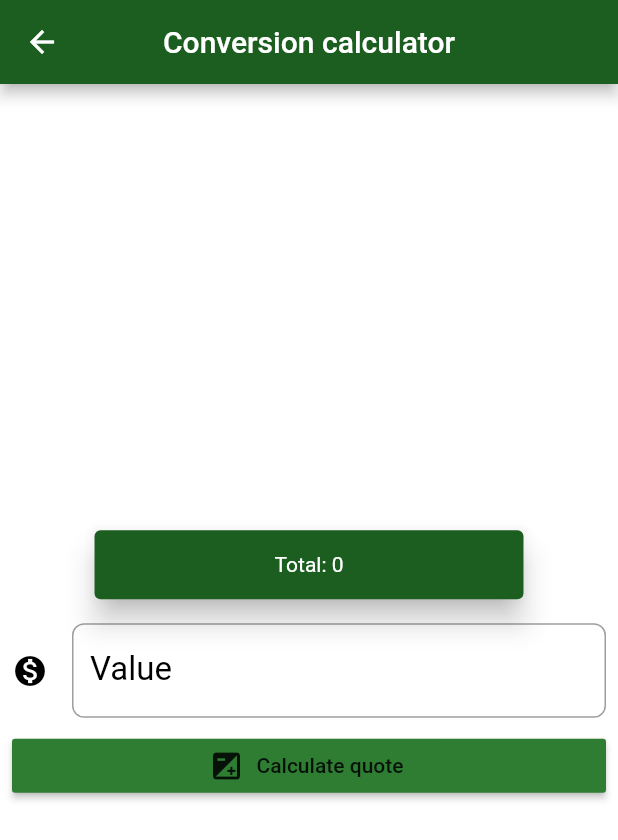
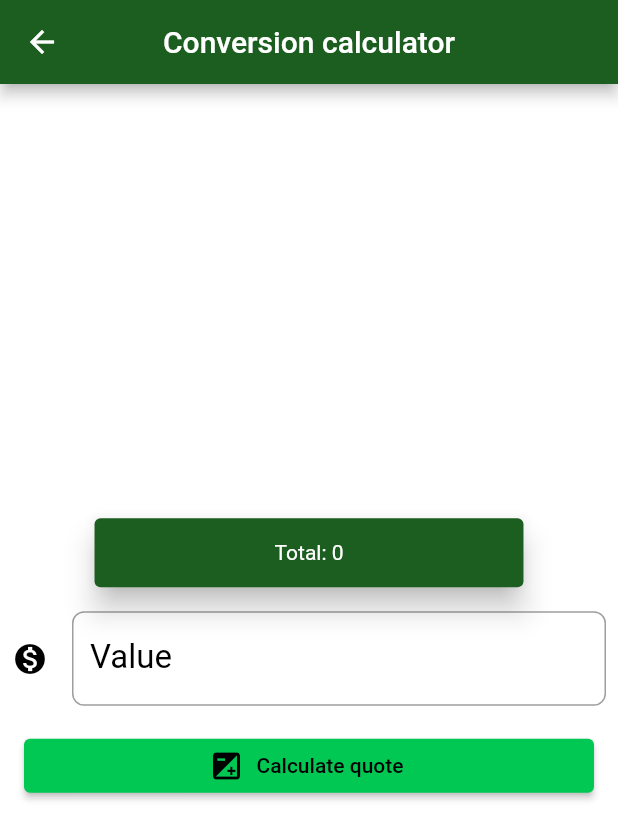
Before and after one commit to liberatov13/how-is-the-dollar, a Flutter app: the ConversionCalculatorScreen screen opened by its route, on a phone screen of 412 x 824 dp. Shown: the top 840 px of the screen. Run offline on Flutter 3.47's test engine with Material 2 defaults, Android fonts, the phone set to English and light mode, and no system bars; missing offline and left inert: http_interceptor; statements that could not run were skipped.

Commit message:
Correção de cores

```diff
--- a/lib/components/lateral_menu.dart
+++ b/lib/components/lateral_menu.dart
@@ -24,7 +24,10 @@ class LateralMenu extends StatelessWidget {
               ),
 
               title: Text(
-                Internalization.of(context).lateralMenu_conversionCalculator
+                Internalization.of(context).lateralMenu_conversionCalculator,
+                style: TextStyle(
+                  color: Colors.black
+                ),
               ),
               onTap: () => Navigator.pushNamed(context, '/conversion_calculator'),
             ),
--- a/lib/http/webclients/dollar_webclient.dart
+++ b/lib/http/webclients/dollar_webclient.dart
@@ -7,7 +7,7 @@ import 'package:http/http.dart';
 class DollarWebClient {
 
   Future<Dollar> findPrice() async {
-    Response response = await client.get('$url/all/USD-BRL').timeout(Duration(seconds: 15));
+    Response response = await client.get('$url/all/USD-BRL').timeout(Duration(seconds: 30));
     return Dollar.fromJson(jsonDecode(response.body));
   }
 }
--- a/lib/l10n/intl_en.arb
+++ b/lib/l10n/intl_en.arb
@@ -5,10 +5,12 @@
     "lateralMenu_conversionCalculator" : "Conversion calculator",
 
     "home_currencyCode" : "{currencyCode, select, BRA {R$} USD {U$} other {currenyCode}}",
+
     "conversionCalculator_conversionCalculator" : "Conversion calculator",
     "conversionCalculator_calculateQuote" : "Calculate quote",
     "conversionCalculator_total" : "Total",
     "conversionCalculator_value" : "Value",
+
     "currencyInformation_currencyInformation" : "Currency information",
     "currencyInformation_currencyCode" : "Code",
     "currencyInformation_currencyName" : "Name",
--- a/lib/l10n/intl_pt.arb
+++ b/lib/l10n/intl_pt.arb
@@ -5,10 +5,12 @@
     "lateralMenu_conversionCalculator" : "Calculadora de conversão",
 
     "home_currencyCode" : "{currencyCode, select, BRA {R$} USD {U$} other {currenyCode}}",
+
     "conversionCalculator_conversionCalculator" : "Calculadora de conversão",
     "conversionCalculator_calculateQuote" : "Calcular cotação",
     "conversionCalculator_total" : "Total",
     "conversionCalculator_value" : "Valor",
+
     "currencyInformation_currencyInformation" : "Informações da moeda",
     "currencyInformation_currencyCode" : "Código",
     "currencyInformation_currencyName" : "Tipo",
--- a/lib/screens/conversion_calculator_screen.dart
+++ b/lib/screens/conversion_calculator_screen.dart
@@ -80,7 +80,7 @@ class _ConversionCalculatorScreenState extends State<ConversionCalculatorScreen>
 
                 decoration: InputDecoration(
                   icon: Icon(Icons.monetization_on, color: Colors.black,),
-                  hintText: Internalization.of(context).home_currencyCode('BRA'),
+                  hintText: '${Internalization.of(context).home_currencyCode('BRA')} 100.50',
                   labelText: Internalization.of(context).conversionCalculator_value,
                 ),
               ),
@@ -88,11 +88,12 @@ class _ConversionCalculatorScreenState extends State<ConversionCalculatorScreen>
           ),
 
           Padding(
-            padding: const EdgeInsets.all(8.0),
+            padding: const EdgeInsets.all(16.0),
             child: RaisedButton.icon(
               icon: Icon(Icons.exposure),
               label: Text(
-                Internalization.of(context).conversionCalculator_calculateQuote,),
+                Internalization.of(context).conversionCalculator_calculateQuote,
+              ),
               onPressed: () {
                 updatesTotal(_dollar);
               },
```
Also changed, not shown: lib/components/currency_information_table.dart (+8 -0 lines), lib/how_is_the_dollar.dart (+5 -4 lines), pubspec.lock, 1 other file.
